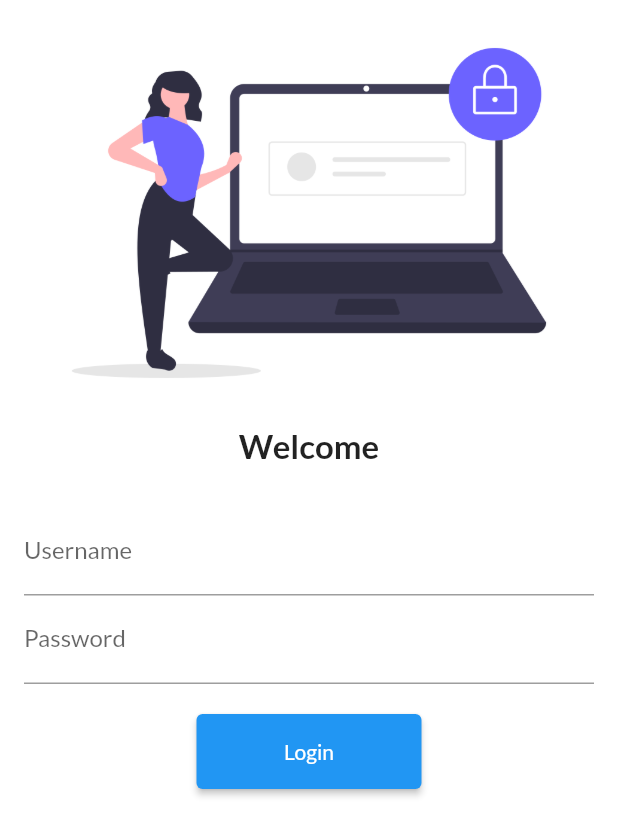
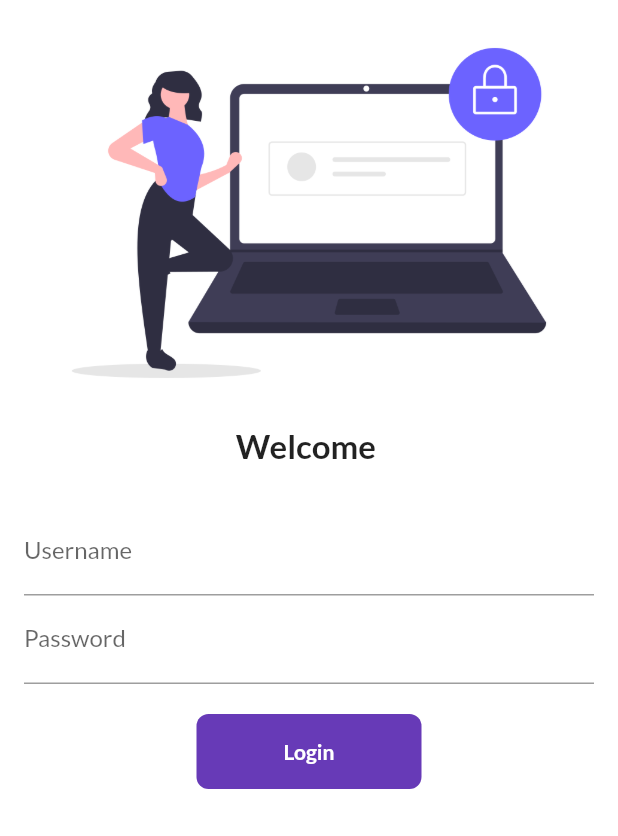
Before and after one commit to Rishabhrj03/FlutterBasics, a Flutter app: the screen it shows after launch, on a phone screen of 412 x 824 dp. Shown: the top 836 px of the screen. Run offline on Flutter 3.47's test engine with Material 2 defaults, Android fonts, the phone set to English and light mode, and no system bars; our stand-ins replace google_fonts.

```diff
--- a/lib/pages/login_page.dart
+++ b/lib/pages/login_page.dart
@@ -1,9 +1,16 @@
 import 'package:flutter/material.dart';
 import 'package:learndart/utils/routes.dart';
 
-class LoginPage extends StatelessWidget {
+class LoginPage extends StatefulWidget {
   const LoginPage({super.key});
 
+  @override
+  State<LoginPage> createState() => _LoginPageState();
+}
+
+class _LoginPageState extends State<LoginPage> {
+  String name = "";
+  bool changeButton = false;
   @override
   Widget build(BuildContext context) {
     return Material(
@@ -14,9 +21,9 @@ class LoginPage extends StatelessWidget {
               "assets/images/login_img.png",
               fit: BoxFit.cover,
             ),
-            const Text(
-              "Welcome",
-              style: TextStyle(fontSize: 22, fontWeight: FontWeight.bold),
+            Text(
+              "Welcome $name",
+              style: const TextStyle(fontSize: 22, fontWeight: FontWeight.bold),
             ),
             const SizedBox(height: 20),
             Padding(
@@ -25,6 +32,10 @@ class LoginPage extends StatelessWidget {
               child: Column(
                 children: [
                   TextFormField(
+                    onChanged: (value) {
+                      name = value;
+                      setState(() {});
+                    },
                     decoration: const InputDecoration(
                         hintText: "Enter username", labelText: "Username"),
                   ),
@@ -34,13 +45,45 @@ class LoginPage extends StatelessWidget {
                         hintText: "Enter password", labelText: "Password"),
                   ),
                   const SizedBox(height: 20),
-                  ElevatedButton(
-                      onPressed: () {
+                  InkWell(
+                    onTap: () async {
+                      setState(() {
+                        changeButton = true;
+                      });
+                      await Future.delayed(const Duration(seconds: 1));
+                      if (context.mounted) {
                         Navigator.pushNamed(context, MyRoutes.homeRoute);
-                      },
-                      style: TextButton.styleFrom(
-                          minimumSize: const Size(150, 50)),
-                      child: const Text("Login"))
+                      }
+                    },
+                    child: AnimatedContainer(
+                      duration: const Duration(seconds: 1),
+                      width: changeButton ? 50 : 150,
+                      height: 50,
+                      alignment: Alignment.center,
+                      decoration: BoxDecoration(
+                          color: Colors.deepPurple,
+                          borderRadius: changeButton
+                              ? BorderRadius.circular(50)
+                              : BorderRadius.circular(8)),
+                      child: changeButton
+                          ? const Icon(
+                              Icons.done,
+                              color: Colors.white,
+                            )
+                          : const Text("Login",
+                              style: TextStyle(
+                                  fontWeight: FontWeight.bold,
+                                  color: Colors.white)),
+                    ),
+                  )
+                  // ElevatedButton does not have extra animation effect in it
+                  // ElevatedButton(
+                  //     onPressed: () {
+                  //       Navigator.pushNamed(context, MyRoutes.homeRoute);
+                  //     },
+                  //     style: TextButton.styleFrom(
+                  //         minimumSize: const Size(150, 50)),
+                  //     child: const Text("Login"))
                 ],
               ),
             )
```
